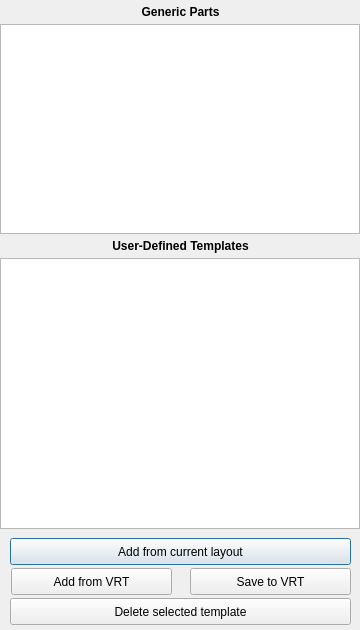
melak/veroroute, file src/templatesdialog.ui: the form before one commit.
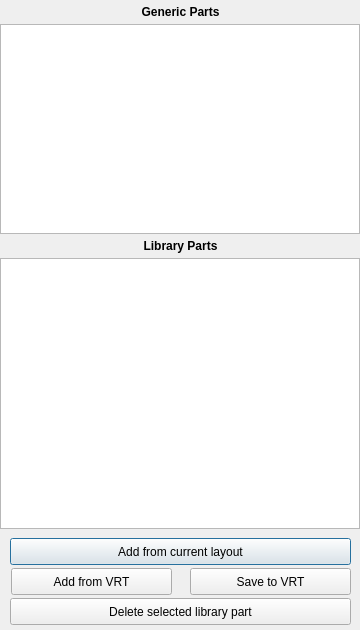
The form after the commit.

Commit message: Replaced Part Templates terminology with Parts Library.  Updated tutorials.

The edit to the form file:
```diff
--- a/src/templatesdialog.ui
+++ b/src/templatesdialog.ui
@@ -82,7 +82,7 @@
     <string>Deletes the selected template.  There is no undo option.</string>
    </property>
    <property name="text">
-    <string>Delete selected template</string>
+    <string>Delete selected library part</string>
    </property>
   </widget>
   <widget class="QTableWidget" name="tableWidget_2">
@@ -180,7 +180,7 @@
     </font>
    </property>
    <property name="text">
-    <string>User-Defined Templates</string>
+    <string>Library Parts</string>
    </property>
    <property name="alignment">
     <set>Qt::AlignCenter</set>
```
Left out of the diff: 10 changed lines with no effect on the pictures. The commit also changes 8 other files.
